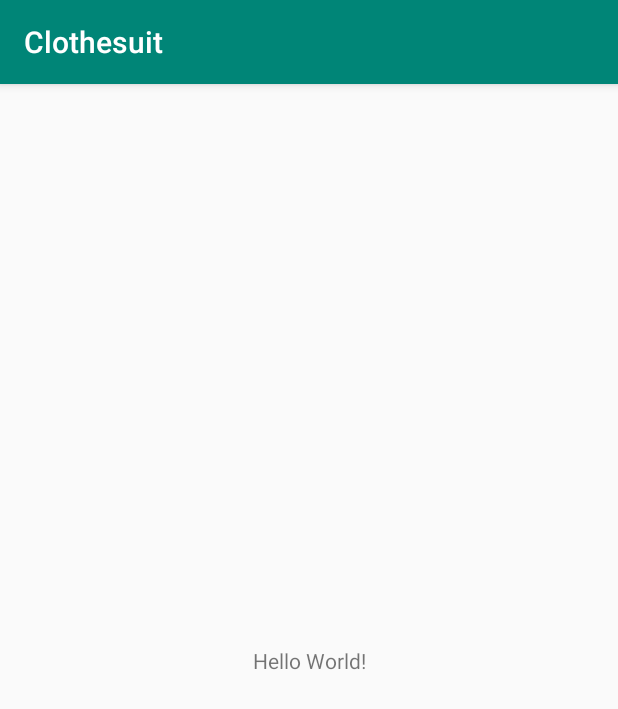
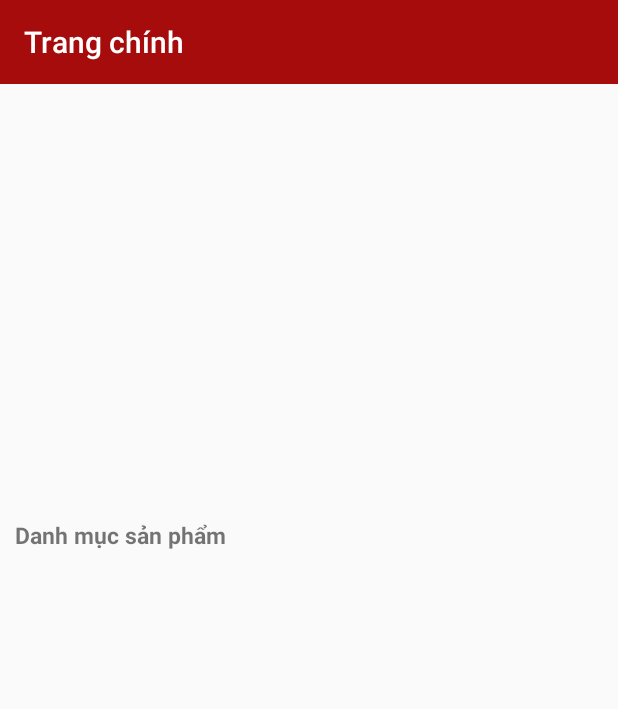
Before and after one commit to HoangVanChau/SE114.J12, an Android app: the screen it shows after launch (MainActivity), on a phone screen of 412 x 824 dp. Shown: the top 709 px of the screen. Run offline under Robolectric (Android 15) with nearby library versions, the phone set to English and light mode, and no system bars.

Commit message:
Index Screen
NavigationView , RecyclerView , ToolBar , ImageView , ViewFlipper . No data

```diff
--- a/app/src/main/java/company/danhy/clothesuit/MainActivity.java
+++ b/app/src/main/java/company/danhy/clothesuit/MainActivity.java
@@ -1,13 +1,39 @@
 package company.danhy.clothesuit;
 
+import android.support.design.widget.NavigationView;
 import android.support.v7.app.AppCompatActivity;
 import android.os.Bundle;
+import android.support.v7.widget.LinearLayoutManager;
+import android.support.v7.widget.RecyclerView;
+import android.support.v7.widget.Toolbar;
+import android.widget.ImageView;
+import android.widget.ListView;
+import android.widget.ViewFlipper;
 
 public class MainActivity extends AppCompatActivity {
 
+    Toolbar toolbar ;
+    ViewFlipper viewFlipper;
+    RecyclerView recyclerViewHotItems,recyclerViewNewItems;
+    NavigationView navigationView;
+    ListView listViewManHinhChinh;
+    ImageView imageViewHotItems;
     @Override
     protected void onCreate(Bundle savedInstanceState) {
         super.onCreate(savedInstanceState);
         setContentView(R.layout.activity_main);
+        anhXa();
+
+
+
+    }
+    void anhXa(){
+        toolbar = findViewById(R.id.toolbar);
+        viewFlipper = findViewById(R.id.viewFlipper);
+        recyclerViewHotItems = findViewById(R.id.recyclerViewHotItems);
+        recyclerViewNewItems = findViewById(R.id.recyclerViewNewItems);
+        navigationView = findViewById(R.id.navigationView);
+        listViewManHinhChinh = findViewById(R.id.listViewManHinhChinh);
+        imageViewHotItems = findViewById(R.id.imageViewHotItems);
     }
 }
--- a/app/src/main/res/layout/activity_main.xml
+++ b/app/src/main/res/layout/activity_main.xml
@@ -1,18 +1,82 @@
 <?xml version="1.0" encoding="utf-8"?>
-<android.support.constraint.ConstraintLayout xmlns:android="http://schemas.android.com/apk/res/android"
+<android.support.v7.widget.LinearLayoutCompat xmlns:android="http://schemas.android.com/apk/res/android"
     xmlns:app="http://schemas.android.com/apk/res-auto"
     xmlns:tools="http://schemas.android.com/tools"
     android:layout_width="match_parent"
     android:layout_height="match_parent"
     tools:context=".MainActivity">
+    <android.support.v4.widget.DrawerLayout
+        android:layout_width="match_parent"
+        android:layout_height="match_parent">
+        <LinearLayout
+            android:layout_width="match_parent"
+            android:layout_height="match_parent"
+            android:orientation="vertical">
+            <android.support.v7.widget.Toolbar
+                app:titleTextColor="@color/colorToolBarTitle"
+                android:background="@color/colorToolBar"
+                app:title="@string/toolBarTitleName"
+                android:id="@+id/toolbar"
+                android:layout_width="match_parent"
+                android:layout_height="?attr/actionBarSize">
+            </android.support.v7.widget.Toolbar>
+            <ViewFlipper
+                android:id="@+id/viewFlipper"
+                android:layout_width="match_parent"
+                android:layout_height="150dp">
+            </ViewFlipper>
+            <LinearLayout
+                android:padding="10dp"
+                android:orientation="vertical"
+                android:layout_width="match_parent"
+                android:layout_height="match_parent">
+                <LinearLayout
+                    android:layout_marginBottom="10dp"
+                    android:orientation="vertical"
+                    android:layout_width="match_parent"
+                    android:layout_height="120dp">
+                    <ImageView
+                        android:id="@+id/imageViewHotItems"
+                        android:layout_width="match_parent"
+                        android:layout_height="30dp" />
+                    <LinearLayout
+                        android:layout_marginBottom="5dp"
+                        android:layout_width="match_parent"
+                        android:layout_height="match_parent">
+                        <android.support.v7.widget.RecyclerView
+                            android:id="@+id/recyclerViewHotItems"
+                            android:orientation="horizontal"
+                            android:layout_width="match_parent"
+                            android:layout_height="match_parent"></android.support.v7.widget.RecyclerView>
+                    </LinearLayout>
+                </LinearLayout>
+                <LinearLayout
+                    android:orientation="vertical"
+                    android:layout_width="match_parent"
+                    android:layout_height="match_parent">
+                    <TextView
+                        android:textStyle="bold"
+                        android:textSize="15sp"
+                        android:text="@string/titleListItems"
+                        android:layout_width="match_parent"
+                        android:layout_height="30dp" />
+                    <android.support.v7.widget.RecyclerView
+                        android:id="@+id/recyclerViewNewItems"
+                        android:layout_width="match_parent"
+                        android:layout_height="match_parent"></android.support.v7.widget.RecyclerView>
+                </LinearLayout>
+            </LinearLayout>
+        </LinearLayout>
+        <android.support.design.widget.NavigationView
+            android:id="@+id/navigationView"
+            android:layout_gravity="start"
+            android:layout_width="match_parent"
+            android:layout_height="match_parent">
+            <ListView
+                android:id="@+id/listViewManHinhChinh"
+                android:layout_width="match_parent"
+                android:layout_height="match_parent"></ListView>
+        </android.support.design.widget.NavigationView>
+    </android.support.v4.widget.DrawerLayout>
 
-    <TextView
-        android:layout_width="wrap_content"
-        android:layout_height="wrap_content"
-        android:text="Hello World!"
-        app:layout_constraintBottom_toBottomOf="parent"
-        app:layout_constraintLeft_toLeftOf="parent"
-        app:layout_constraintRight_toRightOf="parent"
-        app:layout_constraintTop_toTopOf="parent" />
-
-</android.support.constraint.ConstraintLayout>
+</android.support.v7.widget.LinearLayoutCompat>
--- a/app/src/main/res/values/colors.xml
+++ b/app/src/main/res/values/colors.xml
@@ -3,4 +3,6 @@
     <color name="colorPrimary">#008577</color>
     <color name="colorPrimaryDark">#00574B</color>
     <color name="colorAccent">#D81B60</color>
+    <color name="colorToolBar">#a60c0c</color>
+    <color name="colorToolBarTitle">#ffffff</color>
 </resources>
--- a/app/src/main/res/values/strings.xml
+++ b/app/src/main/res/values/strings.xml
@@ -1,3 +1,5 @@
 <resources>
     <string name="app_name">Clothesuit</string>
+    <string name="toolBarTitleName">Trang chính</string>
+    <string name="titleListItems">Danh mục sản phẩm</string>
 </resources>
--- a/app/src/main/res/values/styles.xml
+++ b/app/src/main/res/values/styles.xml
@@ -1,7 +1,7 @@
 <resources>
 
     <!-- Base application theme. -->
-    <style name="AppTheme" parent="Theme.AppCompat.Light.DarkActionBar">
+    <style name="AppTheme" parent="Theme.AppCompat.Light.NoActionBar">
         <!-- Customize your theme here. -->
         <item name="colorPrimary">@color/colorPrimary</item>
         <item name="colorPrimaryDark">@color/colorPrimaryDark</item>
```
